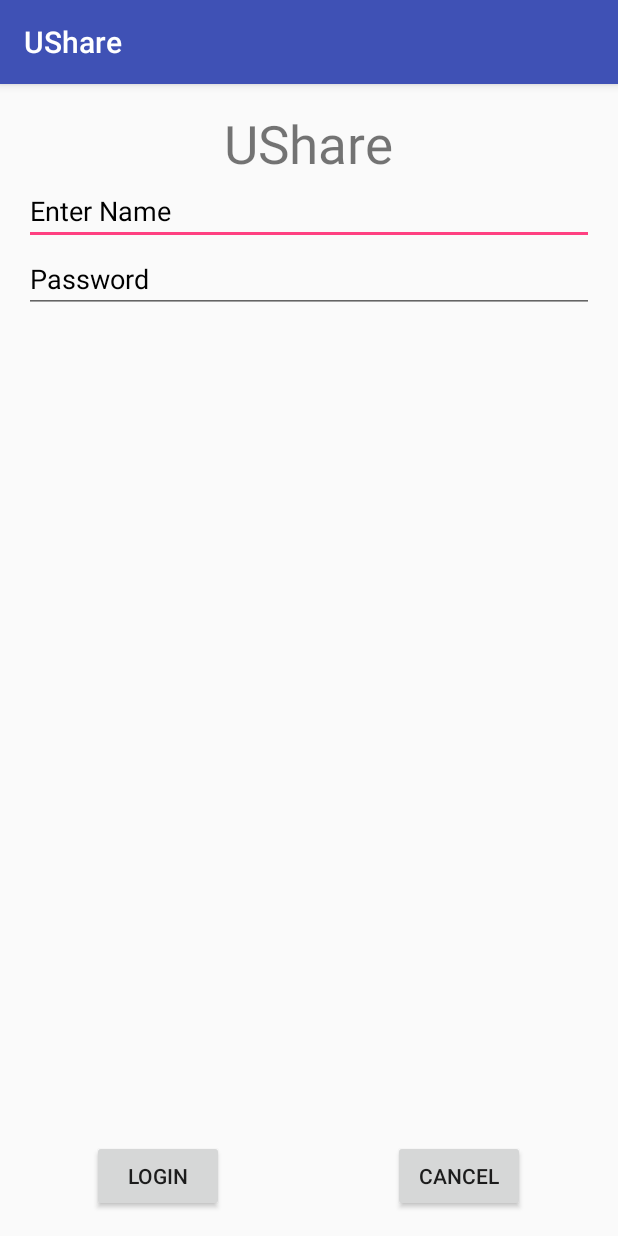
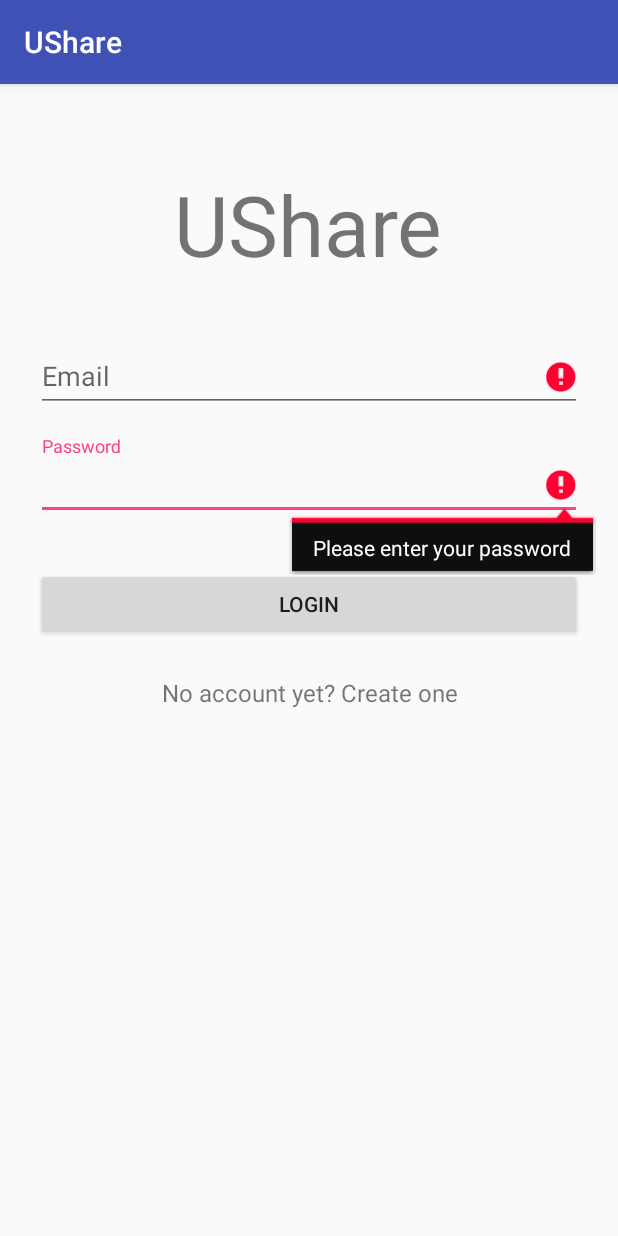
Before and after one commit to billy0222/UShare, an Android app: the screen it shows after launch (LoginActivity), after a tap on "LOGIN", on a phone screen of 412 x 824 dp. Run offline under Robolectric (Android 15) with nearby library versions, the phone set to English and light mode, and no system bars; our stand-ins replace Firebase (no records; nobody signed in at launch, a user with empty details on screens opened directly).

Commit message:
acc reg, email verification, login page update

```diff
--- a/app/build.gradle
+++ b/app/build.gradle
@@ -16,6 +16,10 @@ android {
             proguardFiles getDefaultProguardFile('proguard-android.txt'), 'proguard-rules.pro'
         }
     }
+    compileOptions {
+        targetCompatibility 1.8
+        sourceCompatibility 1.8
+    }
 }
 
 dependencies {
@@ -32,4 +36,5 @@ dependencies {
 
 
 
+
 apply plugin: 'com.google.gms.google-services'
--- a/app/src/main/AndroidManifest.xml
+++ b/app/src/main/AndroidManifest.xml
@@ -27,6 +27,12 @@
                 <category android:name="android.intent.category.LAUNCHER" />
             </intent-filter>
         </activity>
+
+        <activity
+            android:name=".RegActivity"
+            android:label="UShare">
+        </activity>
+
     </application>
 
 </manifest>
--- a/app/src/main/java/lix5/ushare/LoginActivity.java
+++ b/app/src/main/java/lix5/ushare/LoginActivity.java
@@ -1,17 +1,19 @@
 package lix5.ushare;
 
-import android.app.Activity;
 import android.content.Intent;
 import android.graphics.Color;
 import android.nfc.Tag;
 import android.os.Bundle;
 import android.support.annotation.NonNull;
 import android.support.v7.app.AppCompatActivity;
+import android.support.v7.widget.AppCompatButton;
+import android.text.TextUtils;
 import android.util.Log;
 import android.view.View;
 
 import android.widget.Button;
 import android.widget.EditText;
+import android.widget.TextView;
 import android.widget.Toast;
 
 import com.google.android.gms.tasks.OnCompleteListener;
@@ -22,18 +24,11 @@ import com.google.firebase.auth.FirebaseUser;
 
 
 public class LoginActivity extends AppCompatActivity {
-    Button b1,b2;
-    EditText ed1,ed2;
+    private AppCompatButton b1;
+    private EditText ed1,ed2;
+    private TextView b2;
 
     private FirebaseAuth mAuth; //instance of FirebaseAuth
-
-    @Override
-    protected void onStart(){
-        super.onStart();
-        // Check if user is signed in (non-null) and update UI accordingly.
-        FirebaseUser currentUser = mAuth.getCurrentUser();
-        // updateUI(currentUser);
-    }
 
     @Override
     protected void onCreate(Bundle savedInstanceState) {
@@ -44,49 +39,73 @@ public class LoginActivity extends AppCompatActivity {
         ed1 = (EditText)findViewById(R.id.editText);
         ed2 = (EditText)findViewById(R.id.editText2);
 
-        b1 = (Button)findViewById(R.id.button);
-        b2 = (Button)findViewById(R.id.button2);
+        b1 = (AppCompatButton) findViewById(R.id.button);
+        b2 = (TextView)findViewById(R.id.button2);
 
-        b1.setOnClickListener(new View.OnClickListener() {
-           public void onClick(View v){
-               signIn(ed1.getText().toString(), ed2.getText().toString());
-           }
+        b1.setOnClickListener((v) -> {  //login
+            if (loginCheck(ed1.getText().toString(), ed2.getText().toString())){
+                signIn(ed1.getText().toString(), ed2.getText().toString());
+            }
         });
 
-        b2.setOnClickListener(new View.OnClickListener() {
-            public void onClick(View v){
-                finish();
-            }
+        b2.setOnClickListener((v) -> {  //register
+            startActivity(new Intent(LoginActivity.this, RegActivity.class));
+            finish();
         });
+    }
+
+    @Override
+    protected void onStart(){
+        super.onStart();
+        // Check if user is signed in (non-null) and update UI accordingly.
+        FirebaseUser currentUser = mAuth.getCurrentUser();
     }
 
     private void signIn(String email, String password){
         // [START sign_in_with_email]
         mAuth.signInWithEmailAndPassword(email, password)
-                .addOnCompleteListener(this, new OnCompleteListener<AuthResult>() {
-                    @Override
-                    public void onComplete(@NonNull Task<AuthResult> task) {
-                        if (task.isSuccessful()){
-                            // Sign in success, update UI with the signed-in user's information
-                            FirebaseUser user = mAuth.getCurrentUser();
-                            Toast.makeText(getApplicationContext(), "Login successful",Toast.LENGTH_SHORT).show();
-                            Intent intent = new Intent(LoginActivity.this, MainActivity.class);
-                            LoginActivity.this.startActivity(intent);
-                            //updateUI(user);
-                        } else {
-                            // If sign in fails, display a message to the user.
-                            Toast.makeText(LoginActivity.this, "Authentication failed.",
-                                    Toast.LENGTH_SHORT).show();
-                            //updateUI(null);
+                .addOnCompleteListener(this, task -> {
+                    if (task.isSuccessful()){
+                        // Sign in success, update UI with the signed-in user's information
+                        if(checkIfEmailVerified()){
+                            Toast.makeText(getApplicationContext(), "Login successful", Toast.LENGTH_SHORT).show();
+                            startActivity(new Intent(LoginActivity.this, MainActivity.class));
+                            finish();
                         }
-
-                        // [START_EXCLUDE]
-                        if (!task.isSuccessful()) {
-                            //exception
+                        else{
+                            Toast.makeText(getApplicationContext(), "Email is not verified, please check your email",Toast.LENGTH_SHORT).show();
+                            mAuth.signOut();
+                            finish();
+                            Intent intent = getIntent();
+                            startActivity(intent);
                         }
-                        // [END_EXCLUDE]
+                    } else {
+                        // If sign in fails, display a message to the user.
+                        Toast.makeText(LoginActivity.this, "Authentication failed.", Toast.LENGTH_SHORT).show();
                     }
                 });
         // [END sign_in_with_email]
     }
+
+    private boolean checkIfEmailVerified(){
+        FirebaseUser user = mAuth.getCurrentUser();
+        return user.isEmailVerified();
+    }
+
+    private boolean loginCheck(String email_, String pw_){
+        boolean haveError = false;
+
+        if (TextUtils.isEmpty(email_)){
+            ed1.setError("Please enter your email");
+            ed1.requestFocus();
+            haveError = true;
+        }
+
+        if (TextUtils.isEmpty(pw_)) {
+            ed2.setError("Please enter your password");
+            ed2.requestFocus();
+            haveError = true;
+        }
+        return !haveError;
+    }
 }
--- a/app/src/main/res/layout/activity_login.xml
+++ b/app/src/main/res/layout/activity_login.xml
@@ -1,63 +1,65 @@
 <?xml version = "1.0" encoding = "utf-8"?>
-<RelativeLayout xmlns:android = "http://schemas.android.com/apk/res/android"
-    xmlns:tools = "http://schemas.android.com/tools" android:layout_width="match_parent"
-    android:layout_height = "match_parent" android:paddingLeft= "@dimen/activity_horizontal_margin"
-    android:paddingRight = "@dimen/activity_horizontal_margin"
-    android:paddingTop = "@dimen/activity_vertical_margin"
-    android:paddingBottom = "@dimen/activity_vertical_margin" tools:context = ".MainActivity">
+<ScrollView
+    xmlns:android="http://schemas.android.com/apk/res/android"
+    android:layout_width="fill_parent"
+    android:layout_height="fill_parent"
+    android:fitsSystemWindows="true">
+    <LinearLayout android:orientation="vertical"
+        android:layout_width="match_parent"
+        android:layout_height="wrap_content"
+        android:paddingTop="56dp"
+        android:paddingLeft="24dp"
+        android:paddingRight="24dp"
+        xmlns:android="http://schemas.android.com/apk/res/android">
 
         <TextView android:text = "@string/app_name" android:layout_width="wrap_content"
             android:layout_height = "wrap_content"
             android:id = "@+id/textview"
-        android:textSize = "35dp"
-        android:layout_alignParentTop = "true"
-        android:layout_centerHorizontal = "true" />
+            android:textSize = "56sp"
+            android:layout_marginBottom = "24dp"
+            android:layout_gravity="center_horizontal"/>
 
+        <android.support.design.widget.TextInputLayout
+            android:layout_width="match_parent"
+            android:layout_height="wrap_content"
+            android:layout_marginTop="8dp"
+            android:layout_marginBottom="8dp">
             <EditText
-        android:layout_width = "wrap_content"
+                android:id = "@+id/editText"
+                android:layout_width = "match_parent"
                 android:layout_height = "wrap_content"
-        android:id = "@+id/editText"
-        android:hint = "Enter Name"
-        android:focusable = "true"
-        android:textColorHighlight = "#ff7eff15"
-        android:textColorHint = "#000000"
-        android:layout_marginTop = "46dp"
-        android:layout_below = "@+id/imageView"
-        android:layout_alignParentLeft = "true"
-        android:layout_alignParentStart = "true"
-        android:layout_alignParentRight = "true"
-        android:layout_alignParentEnd = "true" />
+                android:inputType="textEmailAddress"
+                android:hint = "Email" />
+        </android.support.design.widget.TextInputLayout>
 
-    <EditText
-        android:layout_width="wrap_content"
+        <android.support.design.widget.TextInputLayout
+            android:layout_width="match_parent"
+            android:layout_height="wrap_content"
+            android:layout_marginTop="8dp"
+            android:layout_marginBottom="8dp">
+            <EditText android:id="@+id/editText2"
+                android:layout_width="match_parent"
                 android:layout_height="wrap_content"
                 android:inputType="textPassword"
-        android:ems="10"
-        android:id="@+id/editText2"
-        android:layout_below="@+id/editText"
-        android:layout_alignParentLeft="true"
-        android:layout_alignParentStart="true"
-        android:layout_alignRight="@+id/editText"
-        android:layout_alignEnd="@+id/editText"
-        android:textColorHint="#000000"
-        android:hint="Password" />
+                android:hint="Password"/>
+        </android.support.design.widget.TextInputLayout>
 
-    <Button
-        android:layout_width="wrap_content"
+        <android.support.v7.widget.AppCompatButton
+            android:id="@+id/button"
+            android:layout_width="fill_parent"
             android:layout_height="wrap_content"
-        android:text="login"
-        android:id="@+id/button"
-        android:layout_alignParentBottom="true"
-        android:layout_toLeftOf="@+id/textview"
-        android:layout_toStartOf="@+id/textview" />
+            android:layout_marginTop="24dp"
+            android:layout_marginBottom="24dp"
+            android:padding="12dp"
+            android:text="Login"/>
 
-    <Button
-        android:layout_width="wrap_content"
+        <TextView android:id="@+id/button2"
+            android:layout_width="fill_parent"
             android:layout_height="wrap_content"
-        android:text="Cancel"
-        android:id="@+id/button2"
-        android:layout_alignParentBottom="true"
-        android:layout_toRightOf="@+id/textview"
-        android:layout_toEndOf="@+id/textview" />
+            android:layout_marginBottom="24dp"
+            android:text="No account yet? Create one"
+            android:gravity="center"
+            android:textSize="16dip"/>
 
-</RelativeLayout>
+    </LinearLayout>
+</ScrollView>
```
Also changed, not shown: app/src/main/java/lix5/ushare/RegActivity.java (added, +160 -0 lines), app/src/main/res/layout/activity_reg.xml (added, +93 -0 lines). Lines whose indentation alone changed are shown as unchanged.
